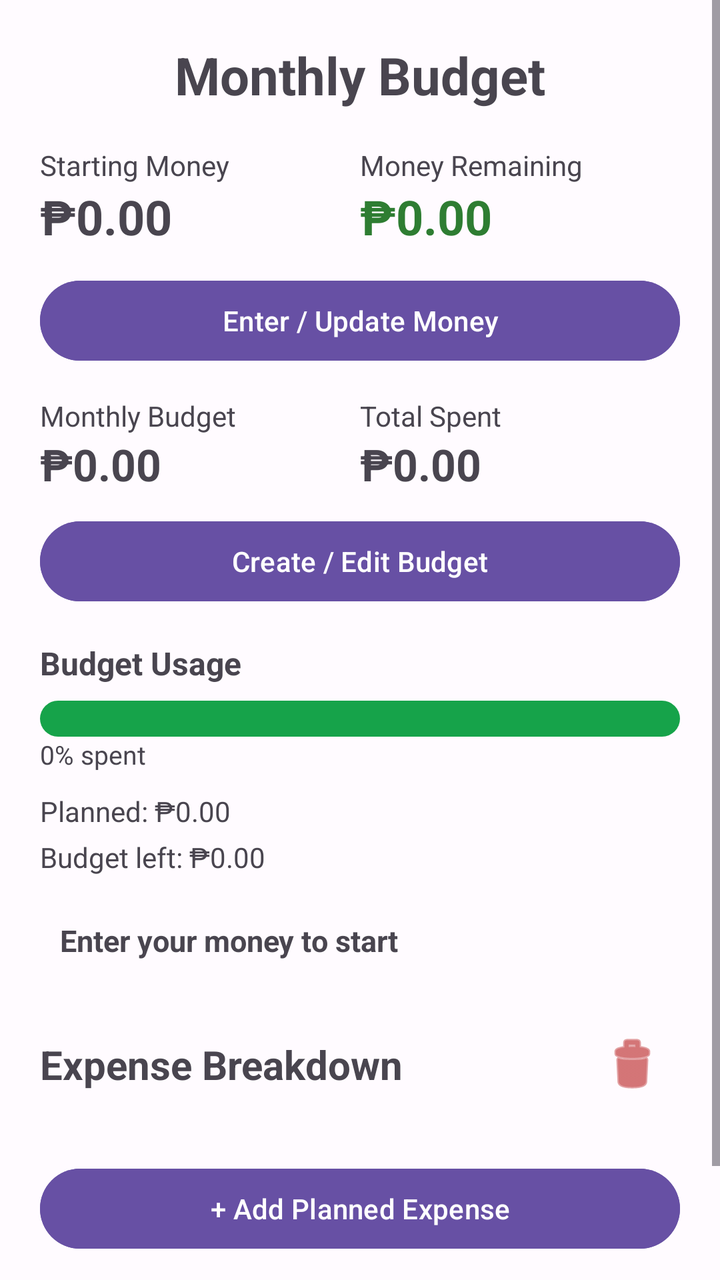
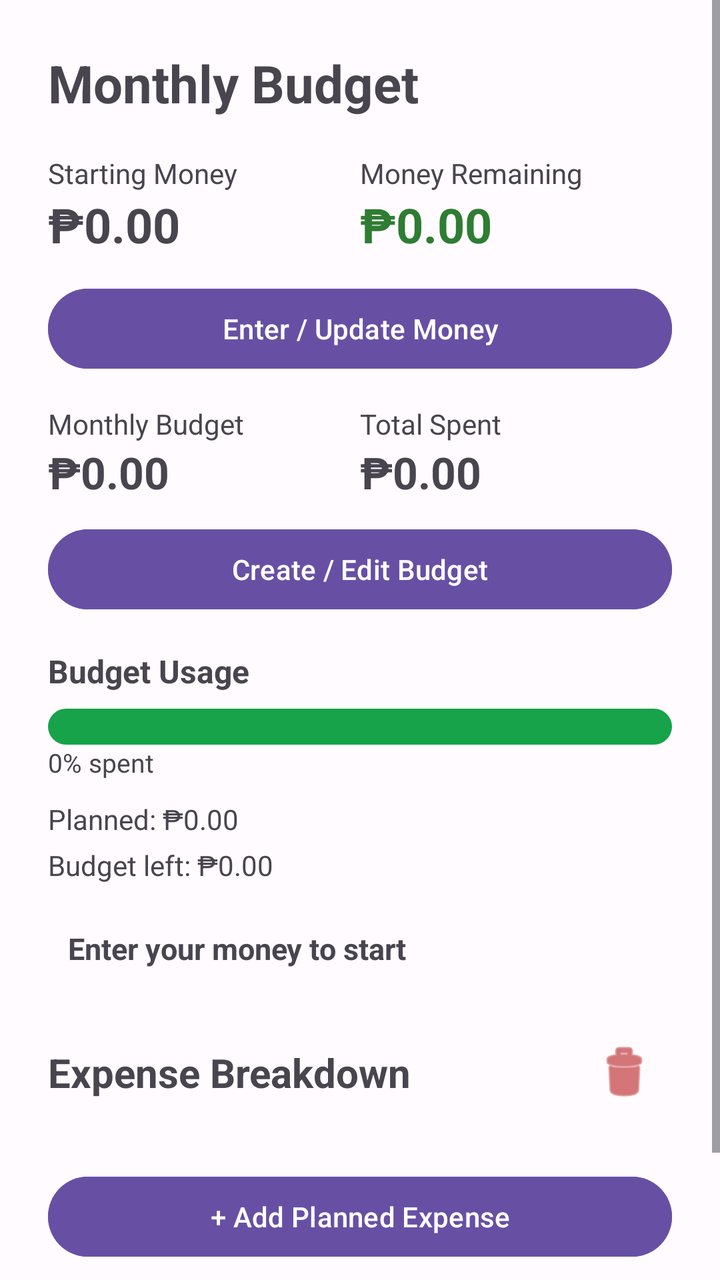

Compare the two renders of this Android layout. The source of the first and the diff that turns it into the second are given below.
<!-- AndroidManifest.xml: application theme Theme.PesoWise -->
<!-- res/layout/activity_budget.xml -->
<?xml version="1.0" encoding="utf-8"?>
<ScrollView xmlns:android="http://schemas.android.com/apk/res/android" android:layout_width="match_parent" android:layout_height="match_parent" android:fillViewport="true" android:background="#FFFBFF">
 <LinearLayout android:layout_width="match_parent" android:layout_height="wrap_content" android:orientation="vertical" android:padding="20dp">
  <TextView android:layout_width="match_parent" android:layout_height="wrap_content" android:text="Monthly Budget" android:textSize="26sp" android:textStyle="bold" android:textColor="#49454F" android:gravity="center" android:layout_marginBottom="18dp"/>
  <LinearLayout android:layout_width="match_parent" android:layout_height="wrap_content" android:orientation="horizontal">
   <LinearLayout android:layout_width="0dp" android:layout_weight="1" android:layout_height="wrap_content" android:orientation="vertical"><TextView android:layout_width="match_parent" android:layout_height="wrap_content" android:text="Starting Money" android:textSize="14sp"/><TextView android:id="@+id/txtMoney" android:layout_width="match_parent" android:layout_height="wrap_content" android:text="₱0.00" android:textSize="24sp" android:textStyle="bold" android:textColor="#49454F"/></LinearLayout>
   <LinearLayout android:layout_width="0dp" android:layout_weight="1" android:layout_height="wrap_content" android:orientation="vertical"><TextView android:layout_width="match_parent" android:layout_height="wrap_content" android:text="Money Remaining" android:textSize="14sp"/><TextView android:id="@+id/txtCashLeft" android:layout_width="match_parent" android:layout_height="wrap_content" android:text="₱0.00" android:textSize="24sp" android:textStyle="bold" android:textColor="#2E7D32"/></LinearLayout>
  </LinearLayout>
  <Button android:id="@+id/btnSetMoney" android:layout_width="match_parent" android:layout_height="wrap_content" android:text="Enter / Update Money" android:backgroundTint="#6750A4" android:layout_marginTop="12dp"/>
  <LinearLayout android:layout_width="match_parent" android:layout_height="wrap_content" android:orientation="horizontal" android:layout_marginTop="14dp">
   <LinearLayout android:layout_width="0dp" android:layout_weight="1" android:layout_height="wrap_content" android:orientation="vertical"><TextView android:layout_width="match_parent" android:layout_height="wrap_content" android:text="Monthly Budget" android:textSize="14sp"/><TextView android:id="@+id/txtBudget" android:layout_width="match_parent" android:layout_height="wrap_content" android:text="₱0.00" android:textSize="22sp" android:textStyle="bold"/></LinearLayout>
   <LinearLayout android:layout_width="0dp" android:layout_weight="1" android:layout_height="wrap_content" android:orientation="vertical"><TextView android:layout_width="match_parent" android:layout_height="wrap_content" android:text="Total Spent" android:textSize="14sp"/><TextView android:id="@+id/txtTotalSpent" android:layout_width="match_parent" android:layout_height="wrap_content" android:text="₱0.00" android:textSize="22sp" android:textStyle="bold"/></LinearLayout>
  </LinearLayout>
  <Button android:id="@+id/btnSetBudget" android:layout_width="match_parent" android:layout_height="wrap_content" android:text="Create / Edit Budget" android:backgroundTint="#6750A4" android:layout_marginTop="10dp"/>
  <TextView android:layout_width="match_parent" android:layout_height="wrap_content" android:text="Budget Usage" android:textStyle="bold" android:textSize="16sp" android:layout_marginTop="16dp"/>
  <ProgressBar android:id="@+id/budgetProgress" style="?android:attr/progressBarStyleHorizontal" android:layout_width="match_parent" android:layout_height="wrap_content" android:max="100" android:progressDrawable="@drawable/budget_spending_progress" android:minHeight="18dp" android:maxHeight="18dp" android:layout_marginTop="8dp"/>
  <TextView android:id="@+id/txtPercentage" android:layout_width="match_parent" android:layout_height="wrap_content" android:text="0% spent" android:textSize="13sp"/>
  <TextView android:id="@+id/txtSpent" android:layout_width="match_parent" android:layout_height="wrap_content" android:text="Planned: ₱0.00" android:layout_marginTop="10dp"/>
  <TextView android:id="@+id/txtRemaining" android:layout_width="match_parent" android:layout_height="wrap_content" android:text="Budget left: ₱0.00" android:layout_marginTop="4dp"/>
  <TextView android:id="@+id/txtStatus" android:layout_width="match_parent" android:layout_height="wrap_content" android:text="Enter your money to start" android:textSize="15sp" android:textStyle="bold" android:padding="10dp" android:layout_marginTop="12dp"/>
  <LinearLayout android:layout_width="match_parent" android:layout_height="wrap_content" android:orientation="horizontal" android:gravity="center_vertical" android:layout_marginTop="18dp" android:layout_marginBottom="10dp">
   <TextView android:layout_width="0dp" android:layout_weight="1" android:layout_height="wrap_content" android:text="Expense Breakdown" android:textSize="20sp" android:textStyle="bold" android:textColor="#49454F"/>
   <Button android:id="@+id/btnRemoveSelected" android:layout_gravity="end" android:layout_width="wrap_content" android:layout_height="48dp" android:text="Remove" android:textColor="#FFFFFF" android:backgroundTint="#B71C1C" android:visibility="gone"/>
   <ImageButton android:id="@+id/btnDeleteSelected" android:layout_gravity="end" android:layout_width="48dp" android:layout_height="48dp" android:src="@android:drawable/ic_menu_delete" android:tint="#B71C1C" android:background="?attr/selectableItemBackgroundBorderless" android:contentDescription="Delete selected planned expenses"/>
  </LinearLayout>
  <HorizontalScrollView android:layout_width="match_parent" android:layout_height="wrap_content" android:fillViewport="true"><LinearLayout android:id="@+id/expenseList" android:layout_width="match_parent" android:layout_height="wrap_content" android:orientation="vertical"/></HorizontalScrollView>
  <Button android:id="@+id/btnAddExpense" android:layout_width="match_parent" android:layout_height="wrap_content" android:text="+ Add Planned Expense" android:backgroundTint="#6750A4" android:layout_marginTop="14dp"/>
  <TextView android:layout_width="match_parent" android:layout_height="wrap_content" android:text="Actual spending updates automatically from Transaction History. Select a matching category when adding a transaction." android:textSize="12sp" android:layout_marginTop="10dp"/>
 </LinearLayout>
</ScrollView>
<!-- resources referenced by this layout -->
<resources>
  <!-- drawable budget_spending_progress (drawable) -->
  <?xml version="1.0" encoding="utf-8"?>
  <layer-list xmlns:android="http://schemas.android.com/apk/res/android">
      <item android:id="@android:id/background">
          <shape android:shape="rectangle">
              <corners android:radius="12dp" />
              <solid android:color="#16A34A" />
          </shape>
      </item>
      <item android:id="@android:id/progress">
          <clip>
              <shape android:shape="rectangle">
                  <corners android:radius="12dp" />
                  <solid android:color="#DC2626" />
              </shape>
          </clip>
      </item>
  </layer-list>
  <style name="Theme.PesoWise" parent="Base.Theme.PesoWise" />
  <style name="Base.Theme.PesoWise" parent="Theme.Material3.DayNight.NoActionBar">
          
          
      </style>
</resources>

<!-- the commit's change to res/layout/activity_budget.xml (unified diff, before → after) -->
@@ -1,7 +1,7 @@
 <?xml version="1.0" encoding="utf-8"?>
 <ScrollView xmlns:android="http://schemas.android.com/apk/res/android" android:layout_width="match_parent" android:layout_height="match_parent" android:fillViewport="true" android:background="#FFFBFF">
- <LinearLayout android:layout_width="match_parent" android:layout_height="wrap_content" android:orientation="vertical" android:padding="20dp">
-  <TextView android:layout_width="match_parent" android:layout_height="wrap_content" android:text="Monthly Budget" android:textSize="26sp" android:textStyle="bold" android:textColor="#49454F" android:gravity="center" android:layout_marginBottom="18dp"/>
+ <LinearLayout android:layout_width="match_parent" android:layout_height="wrap_content" android:orientation="vertical" android:padding="24dp">
+  <TextView android:layout_width="match_parent" android:layout_height="wrap_content" android:text="Monthly Budget" android:textSize="26sp" android:textStyle="bold" android:gravity="start" android:layout_marginBottom="18dp"/>
   <LinearLayout android:layout_width="match_parent" android:layout_height="wrap_content" android:orientation="horizontal">
    <LinearLayout android:layout_width="0dp" android:layout_weight="1" android:layout_height="wrap_content" android:orientation="vertical"><TextView android:layout_width="match_parent" android:layout_height="wrap_content" android:text="Starting Money" android:textSize="14sp"/><TextView android:id="@+id/txtMoney" android:layout_width="match_parent" android:layout_height="wrap_content" android:text="₱0.00" android:textSize="24sp" android:textStyle="bold" android:textColor="#49454F"/></LinearLayout>
    <LinearLayout android:layout_width="0dp" android:layout_weight="1" android:layout_height="wrap_content" android:orientation="vertical"><TextView android:layout_width="match_parent" android:layout_height="wrap_content" android:text="Money Remaining" android:textSize="14sp"/><TextView android:id="@+id/txtCashLeft" android:layout_width="match_parent" android:layout_height="wrap_content" android:text="₱0.00" android:textSize="24sp" android:textStyle="bold" android:textColor="#2E7D32"/></LinearLayout>
